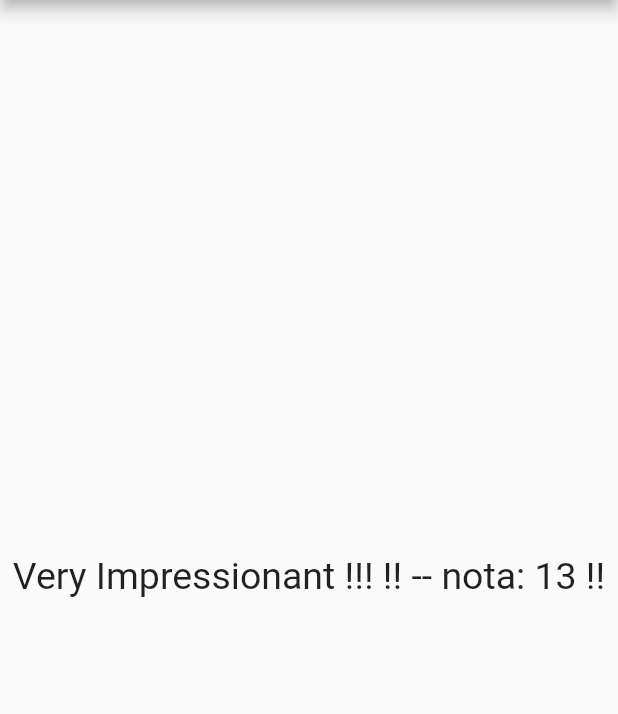
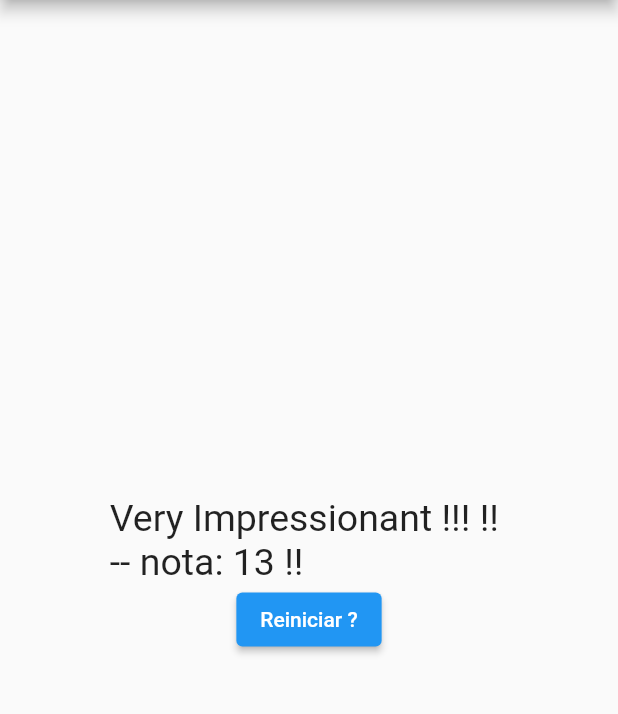
Before and after one commit to danielwaite6/QUICK_QUIZZ, a Flutter app: the screen it shows after launch, after a tap on "Preto", after a tap on "Coelho", after a tap on "Brownie", on a phone screen of 412 x 824 dp, the part 84-798 px from its top. Run offline on Flutter 3.47's test engine with Material 2 defaults, Android fonts, the phone set to English and light mode, and no system bars.

Commit message:
first commit

```diff
--- a/lib/main.dart
+++ b/lib/main.dart
@@ -55,15 +55,17 @@ class _PerguntaAppState extends State<PerguntaApp> {
         _pontuacaoTotal += pontuacao;
       });
     }
-    //print(_pontuacaoTotal);
+  }
+
+  void _reiniciarQuestionario() {
+    setState(() {
+      _perguntaSelecionada = 0;
+      _pontuacaoTotal = 0;
+    });
   }
 
   @override
   Widget build(BuildContext context) {
-    /*List<Widget> widgets = respostas
-        .map((t) => Resposta(textButton: t, onTap: _responder))
-        .toList();*/
-
     return MaterialApp(
       home: Scaffold(
         appBar: AppBar(
@@ -75,7 +77,10 @@ class _PerguntaAppState extends State<PerguntaApp> {
                 perguntas: _perguntas,
                 responder: _responder,
               )
-            : Resultado(pontuacao: _pontuacaoTotal),
+            : Resultado(
+                pontuacao: _pontuacaoTotal,
+                reiniciarQuestionario: _reiniciarQuestionario,
+              ),
       ),
     );
   }
--- a/lib/resultado.dart
+++ b/lib/resultado.dart
@@ -3,7 +3,13 @@ import 'package:flutter/material.dart';
 class Resultado extends StatelessWidget {
   final int pontuacao;
 
-  const Resultado({Key? key, required this.pontuacao}) : super(key: key);
+  final void Function() reiniciarQuestionario;
+
+  const Resultado({
+    Key? key,
+    required this.pontuacao,
+    required this.reiniciarQuestionario,
+  }) : super(key: key);
 
   String get frase {
     if (pontuacao < 8) {
@@ -19,11 +25,20 @@ class Resultado extends StatelessWidget {
 
   @override
   Widget build(BuildContext context) {
-    return Center(
-      child: Text(
-        '$frase !! -- nota: $pontuacao !!',
-        style: TextStyle(fontSize: 25),
-      ),
+    return Column(
+      mainAxisAlignment: MainAxisAlignment.center,
+      children: [
+        Center(
+          child: Text(
+            '$frase !! \n-- nota: $pontuacao !!',
+            style: TextStyle(fontSize: 25),
+          ),
+        ),
+        ElevatedButton(
+          child: Text('Reiniciar ?'),
+          onPressed: reiniciarQuestionario,
+        )
+      ],
     );
   }
 }
```
